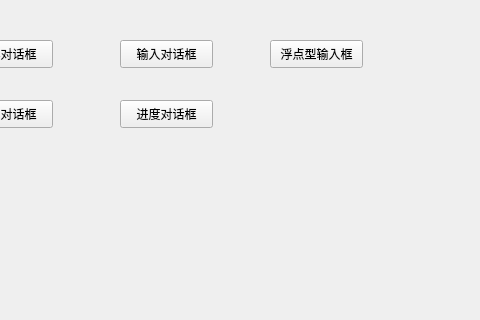
Qt form NormalDialog/mainwindow.ui (xiaozhimo/2024QT) before a commit; both pictures show x 320 to 800 and y 0 to 320 of the 800 by 600 pixel window.
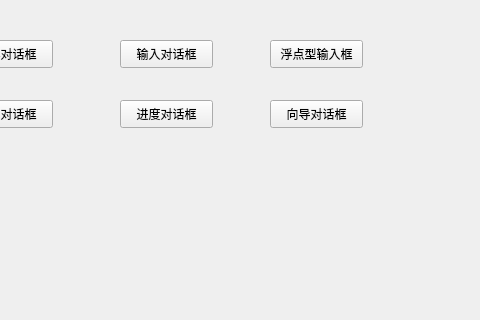
The same form after that commit.

```diff
--- a/NormalDialog/mainwindow.ui
+++ b/NormalDialog/mainwindow.ui
@@ -105,6 +105,19 @@
      <string>进度对话框</string>
     </property>
    </widget>
+   <widget class="QPushButton" name="pushButton_8">
+    <property name="geometry">
+     <rect>
+      <x>590</x>
+      <y>100</y>
+      <width>93</width>
+      <height>28</height>
+     </rect>
+    </property>
+    <property name="text">
+     <string>向导对话框</string>
+    </property>
+   </widget>
   </widget>
   <widget class="QMenuBar" name="menubar">
    <property name="geometry">
```
